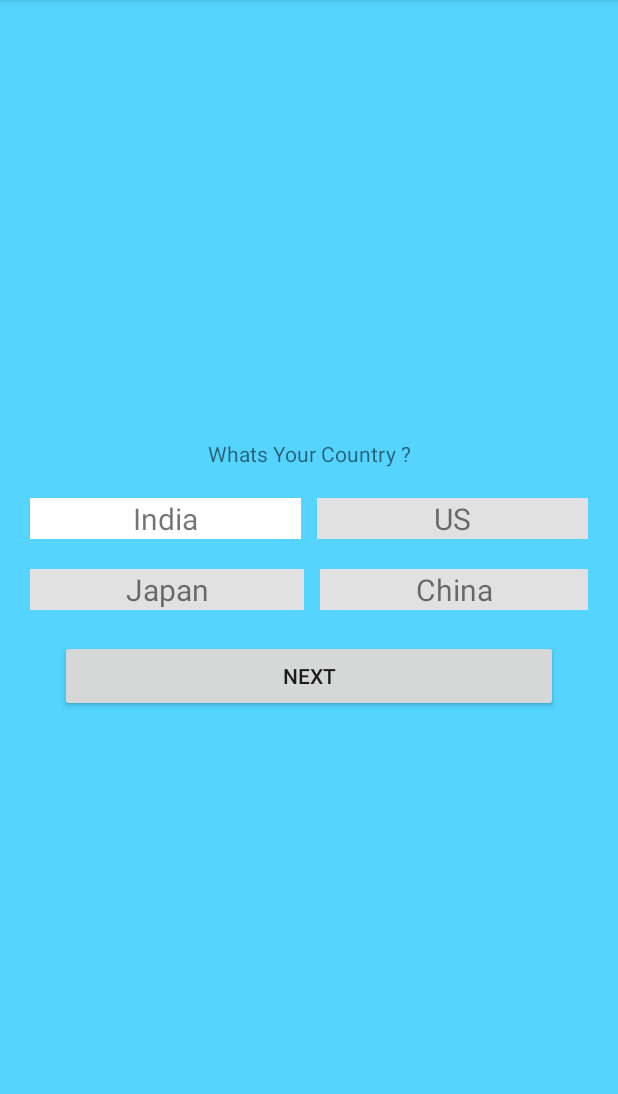
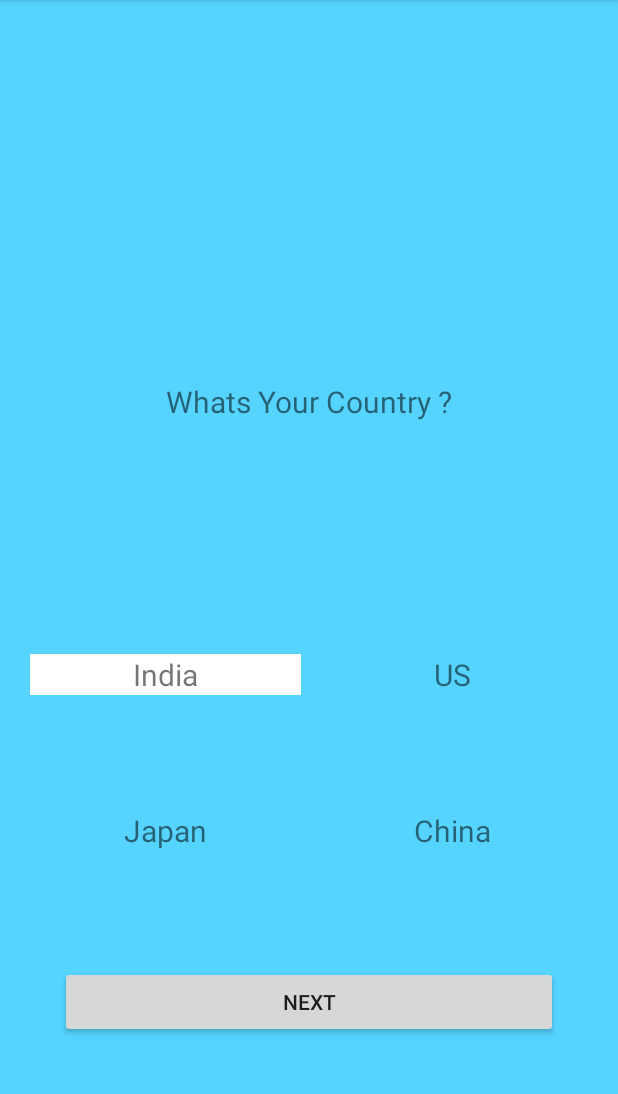
Before and after one commit to balaji66/MultipleChoiceQuestins, an Android app: the screen it shows after launch (MainActivity), after a tap on "India", on a phone screen of 412 x 824 dp, the part 84-1178 px from its top. Run offline under Robolectric (Android 15) with nearby library versions, the phone set to English and light mode, and no system bars.

Commit message:
final commit

```diff
--- a/app/src/main/AndroidManifest.xml
+++ b/app/src/main/AndroidManifest.xml
@@ -16,6 +16,7 @@
                 <category android:name="android.intent.category.LAUNCHER" />
             </intent-filter>
         </activity>
+        <activity android:name=".Main2Activity"></activity>
     </application>
 
 </manifest>
--- a/app/src/main/java/com/durga/balaji66/multiplechoicequestins/MainActivity.java
+++ b/app/src/main/java/com/durga/balaji66/multiplechoicequestins/MainActivity.java
@@ -1,5 +1,8 @@
 package com.durga.balaji66.multiplechoicequestins;
 
+import android.content.DialogInterface;
+import android.content.Intent;
+import android.support.v7.app.AlertDialog;
 import android.support.v7.app.AppCompatActivity;
 import android.os.Bundle;
 import android.view.View;
@@ -30,17 +33,19 @@ public class MainActivity extends AppCompatActivity  implements View.OnClickList
         initializeListeners();
         ModelList item =arrList.get(0);
         mQuestion.setText(item.getmQuestion());
+        resultList.clear();
+        countList.clear();
         mA.setText(item.getmOption_A());
         mB.setText(item.getmOption_B());
         mC.setText(item.getmOption_C());
         mD.setText(item.getmOption_D());
-        mA.setBackgroundColor(getResources().getColor(R.color.colorSilver));
-        mB.setBackgroundColor(getResources().getColor(R.color.colorSilver));
-        mC.setBackgroundColor(getResources().getColor(R.color.colorSilver));
-        mD.setBackgroundColor(getResources().getColor(R.color.colorSilver));
+        mA.setBackgroundColor(getResources().getColor(R.color.colorLiteBlue));
+        mB.setBackgroundColor(getResources().getColor(R.color.colorLiteBlue));
+        mC.setBackgroundColor(getResources().getColor(R.color.colorLiteBlue));
+        mD.setBackgroundColor(getResources().getColor(R.color.colorLiteBlue));
         mSubmit.setVisibility(View.GONE);
         mNext.setVisibility(View.VISIBLE);
-        Toast.makeText(getApplicationContext(),String.valueOf(arrList.size()),Toast.LENGTH_LONG).show();
+        //Toast.makeText(getApplicationContext(),String.valueOf(arrList.size()),Toast.LENGTH_LONG).show();
     }
     public void initializeViews() {
         mQuestion =findViewById(R.id.textViewQuestion);
@@ -66,7 +71,7 @@ public class MainActivity extends AppCompatActivity  implements View.OnClickList
         arrList.add(1, new ModelList("Whats Your State ?","Karnataka ","Andhra Pradesh", "Maharastra","Kerala","Andhra Pradesh"));
         arrList.add(2, new ModelList("Whats Your Qualification ?","BCA","BSC", "CA","MCA","MCA"));
         arrList.add(3, new ModelList("Whats Your Mother Tongue ?","Kanada ","Telugu", "Tamil","Bhojpuri","Telugu"));
-        arrList.add(4, new ModelList("Whats Your Mother Tongue ?","Telugu ","Kanada", "Tamil","Bhojpuri","Telugu"));
+        arrList.add(4, new ModelList("Whats Your Mother Tongue ?","Telugu ","Kanada", "Tamil","Bhojpuri","Kanada"));
 
     }
     public void showQuestions()
@@ -125,14 +130,14 @@ public class MainActivity extends AppCompatActivity  implements View.OnClickList
                     resultList.add(list);
                 }
 
-                Toast.makeText(getApplicationContext(),resultList.toString(),Toast.LENGTH_LONG).show();
+                //Toast.makeText(getApplicationContext(),resultList.toString(),Toast.LENGTH_LONG).show();
                 mAnswerCount=0;
                 showQuestions();
                 count=count +1;
-                mA.setBackgroundColor(getResources().getColor(R.color.colorSilver));
-                mB.setBackgroundColor(getResources().getColor(R.color.colorSilver));
-                mC.setBackgroundColor(getResources().getColor(R.color.colorSilver));
-                mD.setBackgroundColor(getResources().getColor(R.color.colorSilver));
+                mA.setBackgroundColor(getResources().getColor(R.color.colorLiteBlue));
+                mB.setBackgroundColor(getResources().getColor(R.color.colorLiteBlue));
+                mC.setBackgroundColor(getResources().getColor(R.color.colorLiteBlue));
+                mD.setBackgroundColor(getResources().getColor(R.color.colorLiteBlue));
 
                 break;
             case R.id.buttonSubmit:
@@ -167,14 +172,14 @@ public class MainActivity extends AppCompatActivity  implements View.OnClickList
                     resultList.add(list1);
                 }
 
-                Toast.makeText(getApplicationContext(),resultList.toString(),Toast.LENGTH_LONG).show();
+                //Toast.makeText(getApplicationContext(),resultList.toString(),Toast.LENGTH_LONG).show();
                 mAnswerCount=0;
                 showQuestions();
                 count=count +1;
-                mA.setBackgroundColor(getResources().getColor(R.color.colorSilver));
-                mB.setBackgroundColor(getResources().getColor(R.color.colorSilver));
-                mC.setBackgroundColor(getResources().getColor(R.color.colorSilver));
-                mD.setBackgroundColor(getResources().getColor(R.color.colorSilver));
+                mA.setBackgroundColor(getResources().getColor(R.color.colorLiteBlue));
+                mB.setBackgroundColor(getResources().getColor(R.color.colorLiteBlue));
+                mC.setBackgroundColor(getResources().getColor(R.color.colorLiteBlue));
+                mD.setBackgroundColor(getResources().getColor(R.color.colorLiteBlue));
 
                 for(ModelList user1 : arrList) {
                     for(ModelList user2 : resultList) {
@@ -187,36 +192,56 @@ public class MainActivity extends AppCompatActivity  implements View.OnClickList
                         }
                     }
                 }
-                Toast.makeText(getApplicationContext(),"result is ?",Toast.LENGTH_LONG).show();
-                Toast.makeText(getApplicationContext(),String.valueOf(countList.size()),Toast.LENGTH_LONG).show();
+              final  AlertDialog.Builder builder =new AlertDialog.Builder(this);
+                builder.setTitle("Result is");
+                builder.setCancelable(false);
+                builder.setMessage("Correct Answers:- "+String.valueOf(countList.size())+"\n"+ " Wrong Answers:- "+ String.valueOf(arrList.size()- countList.size())+ "\n Percentage is :- " + String.valueOf((countList.size()*100)/arrList.size()));
+                builder.setPositiveButton("Ok", new DialogInterface.OnClickListener() {
+                    @Override
+                    public void onClick(DialogInterface dialog, int which) {
+                        Intent intent =new Intent(MainActivity.this,Main2Activity.class);
+                        startActivity(intent);
+                        mNext.setVisibility(View.VISIBLE);
+                        mSubmit.setVisibility(View.GONE);
+                        mQuestion.setText("");
+                        mA.setText("");
+                        mB.setText("");
+                        mC.setText("");
+                        mD.setText("");
+                        finish();
+                    }
+                });
+                builder.show();
+                //Toast.makeText(getApplicationContext(),"result is ?",Toast.LENGTH_LONG).show();
+                //Toast.makeText(getApplicationContext(),String.valueOf(countList.size()),Toast.LENGTH_LONG).show();
 
                 break;
             case R.id.textViewOptionA:
                 mAnswerCount =1;
                 mA.setBackgroundColor(getResources().getColor(R.color.colorWhite));
-                mB.setBackgroundColor(getResources().getColor(R.color.colorSilver));
-                mC.setBackgroundColor(getResources().getColor(R.color.colorSilver));
-                mD.setBackgroundColor(getResources().getColor(R.color.colorSilver));
+                mB.setBackgroundColor(getResources().getColor(R.color.colorLiteBlue));
+                mC.setBackgroundColor(getResources().getColor(R.color.colorLiteBlue));
+                mD.setBackgroundColor(getResources().getColor(R.color.colorLiteBlue));
                 break;
             case R.id.textViewOptionB:
                 mAnswerCount=2;
-                mA.setBackgroundColor(getResources().getColor(R.color.colorSilver));
+                mA.setBackgroundColor(getResources().getColor(R.color.colorLiteBlue));
                 mB.setBackgroundColor(getResources().getColor(R.color.colorWhite));
-                mC.setBackgroundColor(getResources().getColor(R.color.colorSilver));
-                mD.setBackgroundColor(getResources().getColor(R.color.colorSilver));
+                mC.setBackgroundColor(getResources().getColor(R.color.colorLiteBlue));
+                mD.setBackgroundColor(getResources().getColor(R.color.colorLiteBlue));
                 break;
             case R.id.textViewOptionC:
                 mAnswerCount=3;
-                mA.setBackgroundColor(getResources().getColor(R.color.colorSilver));
-                mB.setBackgroundColor(getResources().getColor(R.color.colorSilver));
+                mA.setBackgroundColor(getResources().getColor(R.color.colorLiteBlue));
+                mB.setBackgroundColor(getResources().getColor(R.color.colorLiteBlue));
                 mC.setBackgroundColor(getResources().getColor(R.color.colorWhite));
-                mD.setBackgroundColor(getResources().getColor(R.color.colorSilver));
+                mD.setBackgroundColor(getResources().getColor(R.color.colorLiteBlue));
                 break;
             case R.id.textViewOptionD:
                 mAnswerCount =4;
-                mA.setBackgroundColor(getResources().getColor(R.color.colorSilver));
-                mB.setBackgroundColor(getResources().getColor(R.color.colorSilver));
-                mC.setBackgroundColor(getResources().getColor(R.color.colorSilver));
+                mA.setBackgroundColor(getResources().getColor(R.color.colorLiteBlue));
+                mB.setBackgroundColor(getResources().getColor(R.color.colorLiteBlue));
+                mC.setBackgroundColor(getResources().getColor(R.color.colorLiteBlue));
                 mD.setBackgroundColor(getResources().getColor(R.color.colorWhite));
                 break;
         }
--- a/app/src/main/res/layout/activity_main.xml
+++ b/app/src/main/res/layout/activity_main.xml
@@ -11,31 +11,38 @@
         android:orientation="vertical"
         android:layout_gravity="center"
         android:gravity="center"
+        android:layout_marginTop="100dp"
         android:layout_margin="20dp"
         android:layout_width="match_parent"
         android:layout_height="match_parent">
         <LinearLayout
+            android:layout_marginTop="100dp"
+            android:layout_weight="1"
             android:orientation="vertical"
+            android:layout_gravity="center"
+            android:gravity="center"
             android:layout_width="match_parent"
             android:layout_marginBottom="20dp"
-            android:layout_height="wrap_content">
+            android:layout_height="match_parent">
             <TextView
+                android:textSize="20sp"
                 android:textAlignment="center"
                 android:layout_width="match_parent"
                 android:layout_height="wrap_content"
                 android:id="@+id/textViewQuestion"/>
         </LinearLayout>
         <LinearLayout
+            android:layout_weight="2"
             android:orientation="horizontal"
             android:layout_marginBottom="20dp"
             android:layout_width="match_parent"
-            android:layout_height="wrap_content">
+            android:layout_height="match_parent">
             <TextView
                 android:layout_weight="1"
                 android:textSize="20sp"
                 android:textAlignment="center"
                 android:layout_marginEnd="5dp"
-                android:layout_width="match_parent"
+                android:layout_width="0dp"
                 android:layout_height="wrap_content"
                 android:id="@+id/textViewOptionA"/>
             <TextView
@@ -43,21 +50,22 @@
                 android:layout_weight="1"
                 android:textAlignment="center"
                 android:layout_marginStart="5dp"
-                android:layout_width="match_parent"
+                android:layout_width="0dp"
                 android:layout_height="wrap_content"
                 android:id="@+id/textViewOptionB"/>
         </LinearLayout>
         <LinearLayout
+            android:layout_weight="2"
             android:orientation="horizontal"
             android:layout_width="match_parent"
             android:layout_marginBottom="20dp"
-            android:layout_height="wrap_content">
+            android:layout_height="match_parent">
             <TextView
                 android:layout_marginEnd="5dp"
                 android:textSize="20sp"
                 android:textAlignment="center"
                 android:layout_weight="1"
-                android:layout_width="wrap_content"
+                android:layout_width="0dp"
                 android:layout_height="wrap_content"
                 android:id="@+id/textViewOptionC"/>
             <TextView
@@ -65,11 +73,17 @@
                 android:textAlignment="center"
                 android:textSize="20sp"
                 android:layout_weight="1"
-                android:layout_width="wrap_content"
+                android:layout_width="0dp"
                 android:layout_height="wrap_content"
                 android:id="@+id/textViewOptionD"/>
         </LinearLayout>
+        <LinearLayout
+            android:layout_weight="2"
+            android:orientation="vertical"
+            android:layout_width="match_parent"
+            android:layout_height="match_parent">
             <Button
+                android:layout_marginBottom="20dp"
                 android:layout_marginStart="20dp"
                 android:layout_marginEnd="20dp"
                 android:id="@+id/buttonNext"
@@ -77,14 +91,18 @@
                 android:layout_height="wrap_content"
                 android:text="Next"/>
             <Button
+                android:layout_marginBottom="20dp"
                 android:layout_marginStart="20dp"
                 android:layout_marginEnd="20dp"
                 android:id="@+id/buttonSubmit"
+                android:visibility="gone"
                 android:layout_width="match_parent"
                 android:layout_height="wrap_content"
                 android:text="Submit"/>
         </LinearLayout>
 
+    </LinearLayout>
+
 
 
 </LinearLayout>
```
Also changed, not shown: app/src/main/java/com/durga/balaji66/multiplechoicequestins/Main2Activity.java (added, +13 -0 lines), app/src/main/res/layout/activity_main2.xml (added, +9 -0 lines). Lines whose indentation alone changed are shown as unchanged.
